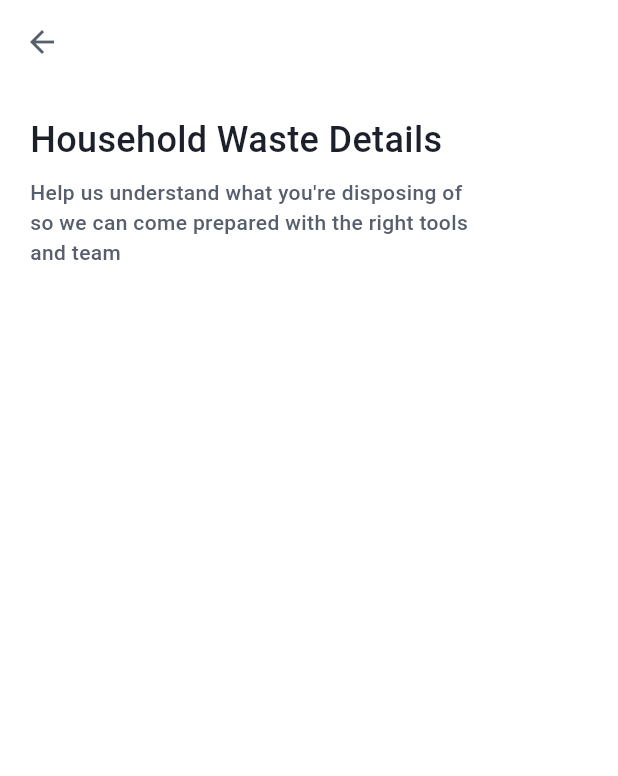
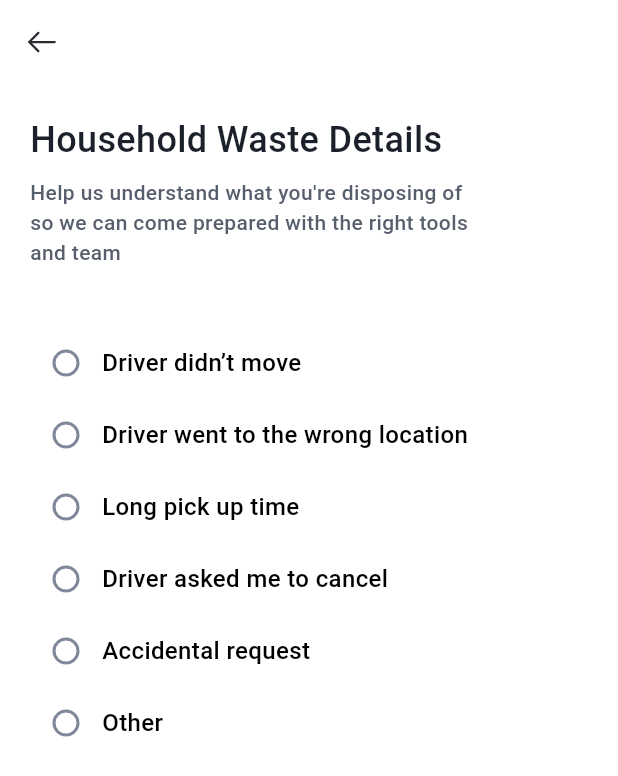
Before and after one commit to Bewizi/EcoBin_Frontend, a Flutter app: the HouseholdDetails screen opened by its route, on a phone screen of 412 x 824 dp. Shown: the top 776 px of the screen. Run offline on Flutter 3.47's test engine with Material 3 defaults, Android fonts, the phone set to English and light mode, and no system bars; our stand-ins replace bloc, device_preview, dio, equatable, flutter_bloc, flutter_screenutil and 3 more; accounts and stored records are empty; network calls fail.

Commit message:
feat: Refactor HouseholdDetails to StatefulWidget and add checkbox reasons

```diff
--- a/lib/features/requests/household_details.dart
+++ b/lib/features/requests/household_details.dart
@@ -1,18 +1,59 @@
 import 'package:ecobin/core/presentation/themes/colors.dart';
+import 'package:ecobin/core/presentation/ui/widgets/app_back_button.dart';
 import 'package:ecobin/core/presentation/ui/widgets/text_styles.dart';
 import 'package:flutter/material.dart';
 
-class HouseholdDetails extends StatelessWidget {
+class HouseholdDetails extends StatefulWidget {
   const HouseholdDetails({super.key});
   static const String routeName = '/householdDetails';
+
+  // final bool isChecked = false;
+
+  @override
+  State<HouseholdDetails> createState() => _HouseholdDetailsState();
+}
+
+class _HouseholdDetailsState extends State<HouseholdDetails> {
+  final List<String> reasons = [
+    'Driver didn’t move',
+    'Driver went to the wrong location',
+    'Long pick up time',
+    'Driver asked me to cancel',
+    'Accidental request',
+    'Other',
+  ];
+  List<bool> chekedList = [];
+
+  @override
+  void initState() {
+    super.initState();
+
+    chekedList = List.generate(reasons.length, (_) => false);
+  }
+
+  void _handleCheckboxChange(int index, bool? value) {
+    if (value == true) {
+      setState(() {
+        for (int i = 0; i < chekedList.length; i++) {
+          chekedList[i] = false;
+        }
+
+        chekedList[index] = true;
+      });
+    } else {
+      setState(() {
+        chekedList[index] = false;
+      });
+    }
+  }
 
   @override
   Widget build(BuildContext context) {
     return Scaffold(
-      appBar: AppBar(leading: BackButton()),
+      appBar: AppBar(leading: AppBackButton()),
       body: SafeArea(
         child: Padding(
-          padding: EdgeInsetsGeometry.all(20),
+          padding: EdgeInsets.all(20),
           child: Column(
             crossAxisAlignment: CrossAxisAlignment.start,
             children: [
@@ -27,6 +68,33 @@ class HouseholdDetails extends StatelessWidget {
                 fontWeight: FontWeight.w500,
                 color: AppColors.kPayneGray,
               ),
+              SizedBox(height: 40),
+
+              ...List.generate(reasons.length, (index) {
+                final reason = reasons[index];
+                return Row(
+                  children: [
+                    CheckboxTheme(
+                      data: CheckboxThemeData(shape: CircleBorder()),
+                      child: Checkbox(
+                        checkColor: AppColors.kPrimary,
+
+                        value: chekedList[index],
+                        onChanged: (bool? value) {
+                          _handleCheckboxChange(index, value);
+                        },
+                      ),
+                    ),
+                    // text
+                    TextRegular(
+                      reason,
+                      fontSize: 16,
+                      fontWeight: FontWeight.w500,
+                      color: AppColors.kBlack,
+                    ),
+                  ],
+                );
+              }),
             ],
           ),
         ),
```
